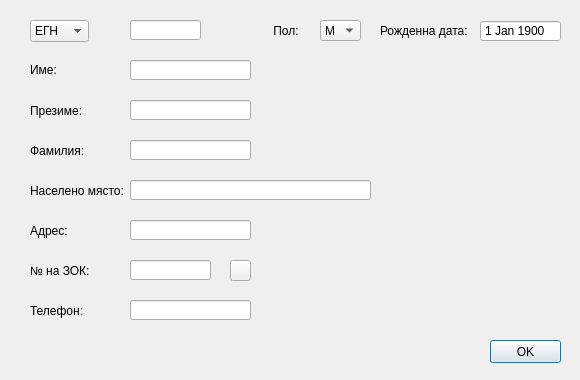
This is src/View/Widgets/PatientFormDialog.ui in thefinalcutbg/DinoDent as Qt 5 draws it before an edit. The edited form follows.
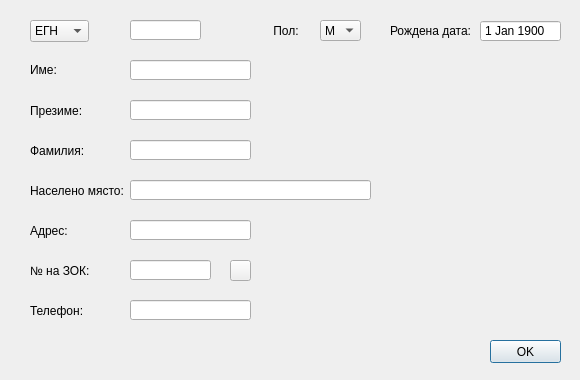
This is the edited form. Custom widgets are drawn as their Qt base class.

```diff
--- a/src/View/Widgets/PatientFormDialog.ui
+++ b/src/View/Widgets/PatientFormDialog.ui
@@ -319,14 +319,14 @@
   <widget class="QLabel" name="label_7">
    <property name="geometry">
     <rect>
-     <x>380</x>
+     <x>390</x>
      <y>20</y>
-     <width>101</width>
+     <width>91</width>
      <height>21</height>
     </rect>
    </property>
    <property name="text">
-    <string>Рожденна дата:</string>
+    <string>Рождена дата:</string>
    </property>
   </widget>
   <widget class="QLabel" name="label_2">
```
Left out of the diff: 2 changed lines with no effect on the pictures.
